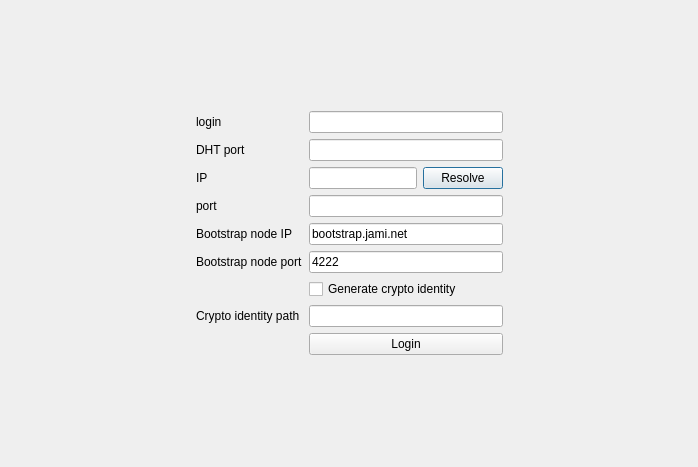
The window that src/loginpage.ui (c5xheavy/p2p_messenger) describes before a commit, drawn with Qt 5.
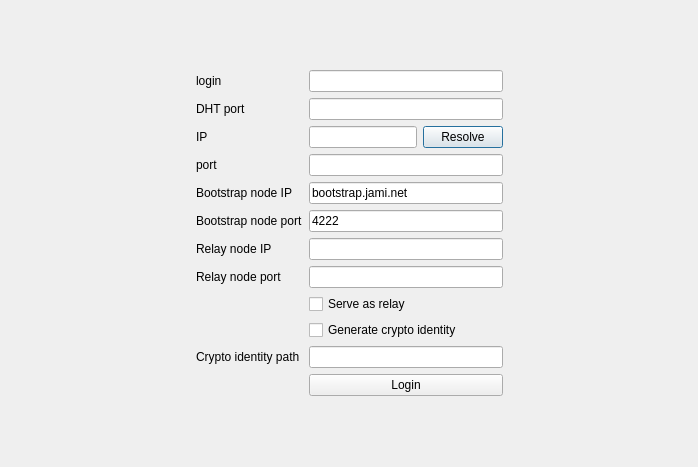
The same window after the commit.

Commit message: ui: add relayNodeIPLineEdit, relayNodePortLineEdit, serveAsRelayCheckBox

The edit to the form file:
```diff
--- a/src/loginpage.ui
+++ b/src/loginpage.ui
@@ -95,28 +95,28 @@
        <item row="3" column="1">
         <widget class="QLineEdit" name="portLineEdit"/>
        </item>
-       <item row="6" column="1">
+       <item row="9" column="1">
         <widget class="QCheckBox" name="generateCryptoIdentityCheckBox">
          <property name="text">
           <string>Generate crypto identity</string>
          </property>
         </widget>
        </item>
-       <item row="7" column="0">
+       <item row="10" column="0">
         <widget class="QLabel" name="cryptoIdentityPathLabel">
          <property name="text">
           <string>Crypto identity path</string>
          </property>
         </widget>
        </item>
-       <item row="7" column="1">
+       <item row="10" column="1">
         <widget class="QLineEdit" name="cryptoIdentityPathLineEdit">
          <property name="text">
           <string/>
          </property>
         </widget>
        </item>
-       <item row="8" column="1">
+       <item row="11" column="1">
         <widget class="QPushButton" name="loginPushButton">
          <property name="text">
           <string>Login</string>
@@ -151,6 +151,37 @@
          </property>
         </widget>
        </item>
+       <item row="6" column="1">
+        <widget class="QLineEdit" name="relayNodeIPLineEdit">
+         <property name="text">
+          <string/>
+         </property>
+        </widget>
+       </item>
+       <item row="7" column="1">
+        <widget class="QLineEdit" name="relayNodePortLineEdit"/>
+       </item>
+       <item row="6" column="0">
+        <widget class="QLabel" name="relayNodeIPLabel">
+         <property name="text">
+          <string>Relay node IP</string>
+         </property>
+        </widget>
+       </item>
+       <item row="7" column="0">
+        <widget class="QLabel" name="relayNodePortLabel">
+         <property name="text">
+          <string>Relay node port</string>
+         </property>
+        </widget>
+       </item>
+       <item row="8" column="1">
+        <widget class="QCheckBox" name="serveAsRelayCheckBox">
+         <property name="text">
+          <string>Serve as relay</string>
+         </property>
+        </widget>
+       </item>
       </layout>
      </item>
      <item>
```
The commit also changes 6 other files.
